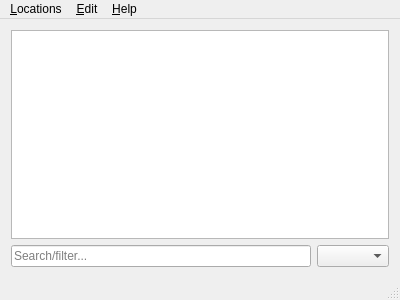
The window that util/locations-editor/LocationListEditor.ui (Stellarium/stellarium) describes before a commit, drawn with Qt 5.
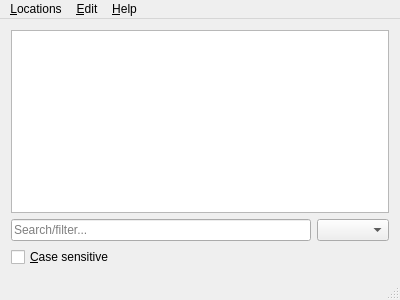
The same window after the commit.

Commit message: fixed search/filter case sensitivity

The edit to the form file:
```diff
--- a/util/locations-editor/LocationListEditor.ui
+++ b/util/locations-editor/LocationListEditor.ui
@@ -25,20 +25,27 @@
     </item>
     <item>
      <widget class="QFrame" name="frameFilter">
-      <layout class="QHBoxLayout" name="horizontalLayout">
+      <layout class="QGridLayout" name="gridLayout">
        <property name="margin">
         <number>0</number>
        </property>
-       <item>
+       <item row="0" column="0">
         <widget class="QLineEdit" name="lineEditFilter">
          <property name="placeholderText">
           <string>Search/filter...</string>
          </property>
         </widget>
        </item>
-       <item>
+       <item row="0" column="1">
         <widget class="QComboBox" name="comboBoxFilteredColumn"/>
        </item>
+       <item row="1" column="0" colspan="2">
+        <widget class="QCheckBox" name="checkBoxCaseSensitive">
+         <property name="text">
+          <string>&amp;Case sensitive</string>
+         </property>
+        </widget>
+       </item>
       </layout>
      </widget>
     </item>
```
The commit also changes 2 other files.
